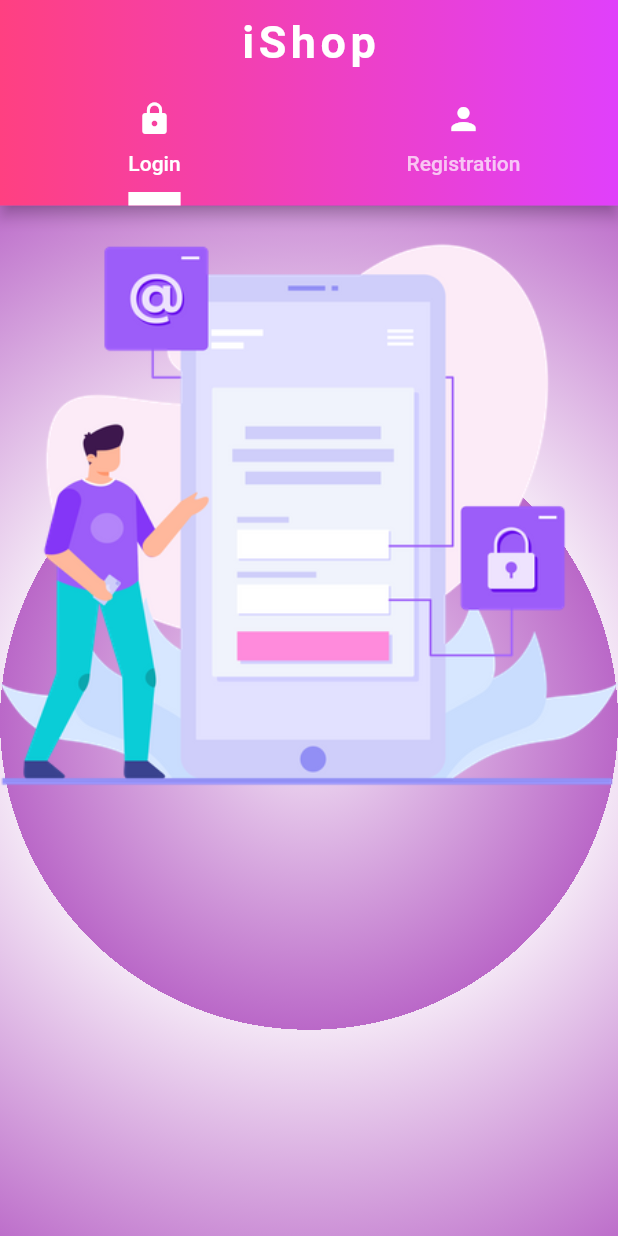
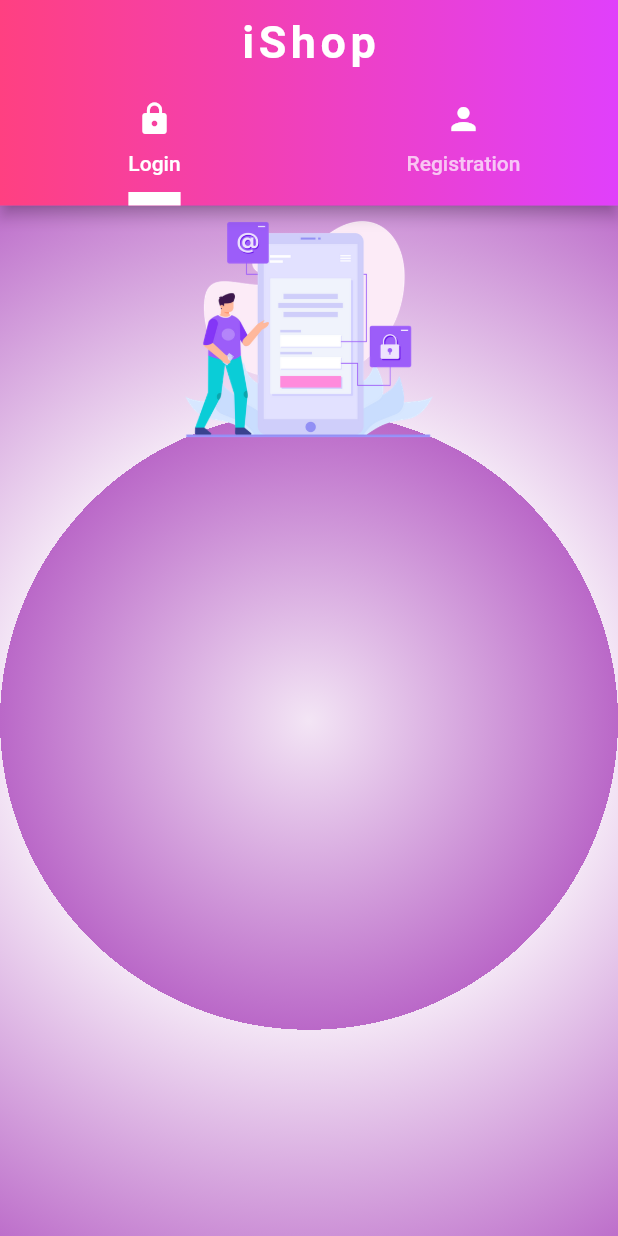
Before and after one commit to Devsaci/amazonwebadminotif_v2, a Flutter app: the screen it shows after launch, on a phone screen of 412 x 824 dp. Run offline on Flutter 3.47's test engine with Material 2 defaults, Android fonts, the phone set to English and light mode, and no system bars.

Commit message:
size.width * 0.4

```diff
--- a/lib/authScreens/login_tab_page.dart
+++ b/lib/authScreens/login_tab_page.dart
@@ -10,14 +10,13 @@
 class _LoginTabPageState extends State<LoginTabPage> {
   @override
   Widget build(BuildContext context) {
-    return Container(
-      child: Column(
-        children: [
-          Image.asset(
-            "images/login.png",
-          ),
-        ],
-      ),
+    return Column(
+      children: [
+        Image.asset(
+          "images/login.png",
+          height: MediaQuery.of(context).size.width * 0.4,
+        ),
+      ],
     );
   }
 }
```
